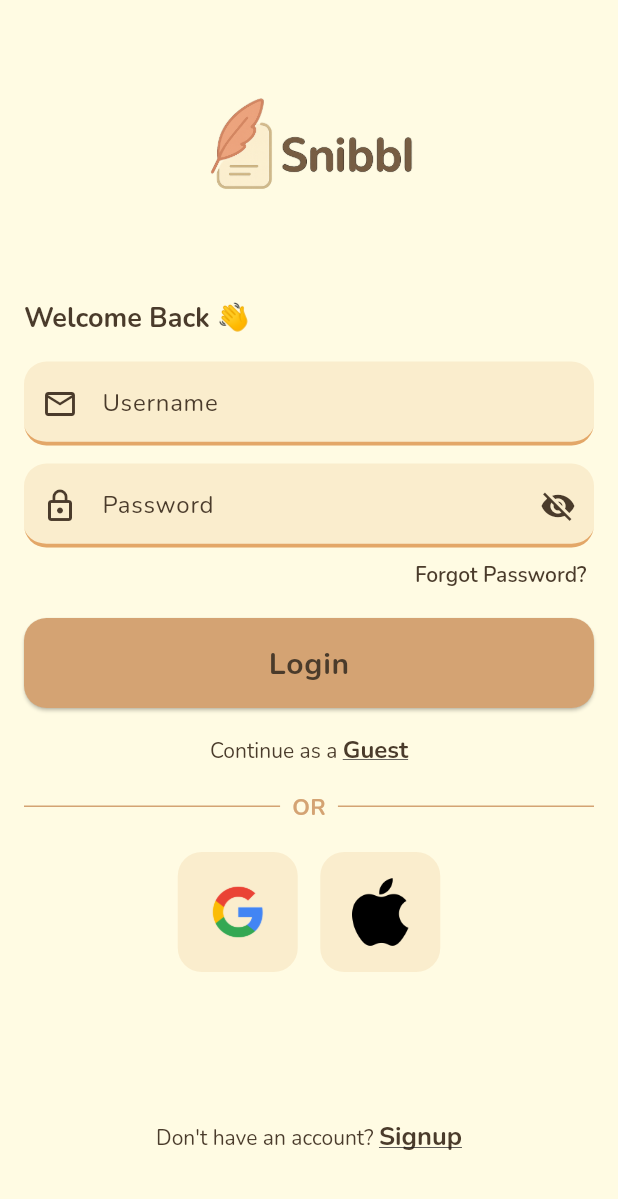
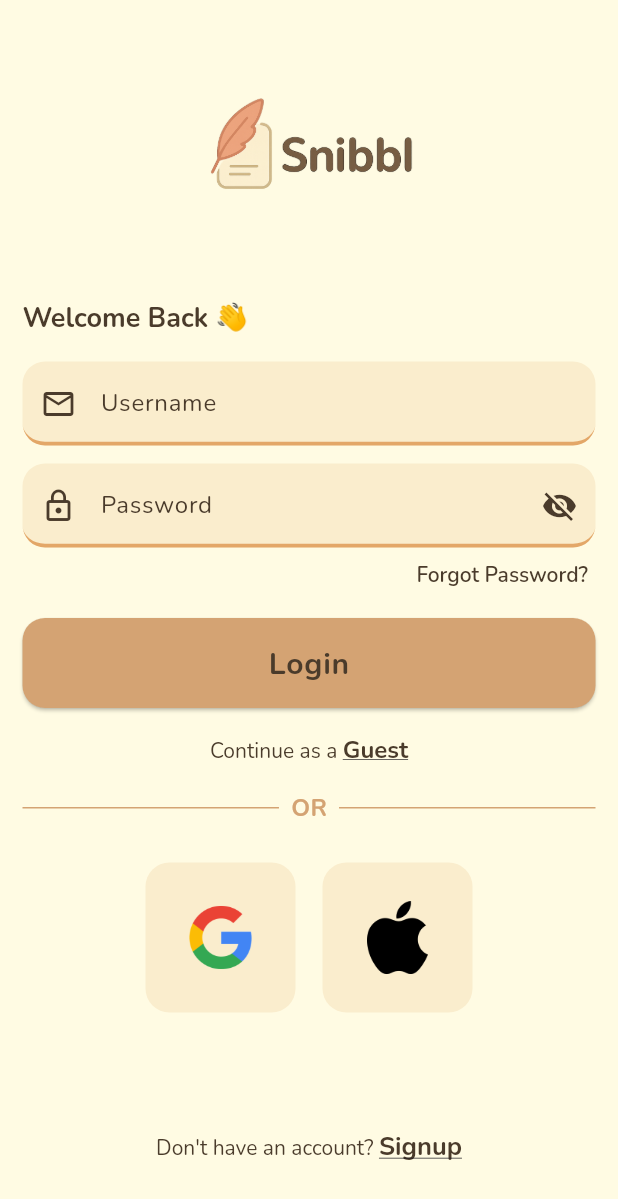
Before and after one commit to gaara40/snibbl, a Flutter app: the screen it shows after launch, on a phone screen of 412 x 824 dp. Shown: the top 1199 px of the screen. Run offline on Flutter 3.47's test engine with Material 3 defaults, Android fonts, the light colour scheme and no system bars; our stand-ins replace firebase_auth, firebase_core, google_fonts; accounts and stored records are empty.

Commit message:
Fixed login screen layout

```diff
--- a/lib/components/social_login_button.dart
+++ b/lib/components/social_login_button.dart
@@ -16,13 +16,13 @@ class SocialLoginButton extends StatelessWidget {
     return GestureDetector(
       onTap: onTap,
       child: Container(
-        width: 80,
-        height: 80,
+        width: 100,
+        height: 100,
         decoration: BoxDecoration(
           borderRadius: BorderRadius.circular(16),
           color: AppTheme.secondaryColor,
         ),
-        child: Center(child: Image.asset(logoAssetPath, height: 60)),
+        child: Center(child: Image.asset(logoAssetPath, height: 65)),
       ),
     );
   }
--- a/lib/screens/login_screen.dart
+++ b/lib/screens/login_screen.dart
@@ -24,9 +24,10 @@ class _LoginScreenState extends State<LoginScreen> {
       body: SafeArea(
         child: SingleChildScrollView(
           child: Padding(
-            padding: EdgeInsets.all(10),
+            padding: EdgeInsets.symmetric(horizontal: 15, vertical: 10),
             child: Column(
-              mainAxisAlignment: MainAxisAlignment.center,
+              mainAxisAlignment: MainAxisAlignment.spaceBetween,
+              crossAxisAlignment: CrossAxisAlignment.stretch,
               children: [
                 //LOGO
                 SizedBox(
@@ -41,11 +42,6 @@ class _LoginScreenState extends State<LoginScreen> {
                 SizedBox(height: 10),
 
                 //WELCOME BACK MESSAGE
-                Padding(
-                  padding: EdgeInsets.symmetric(horizontal: 6),
-                  child: Column(
-                    crossAxisAlignment: CrossAxisAlignment.stretch,
-                    children: [
                 Text(
                   'Welcome Back 👋',
                   style: theme.textTheme.headlineMedium?.copyWith(
@@ -76,9 +72,7 @@ class _LoginScreenState extends State<LoginScreen> {
                               color: AppTheme.onSecondaryColor,
                             ),
                           ),
-                                labelStyle: TextStyle(
-                                  color: AppTheme.onPrimaryColor,
-                                ),
+                          labelStyle: TextStyle(color: AppTheme.onPrimaryColor),
                           labelText: 'Username',
                           prefixIcon: Icon(Icons.email_outlined),
                           prefixIconColor: AppTheme.onPrimaryColor,
@@ -106,9 +100,7 @@ class _LoginScreenState extends State<LoginScreen> {
                               color: AppTheme.onSecondaryColor,
                             ),
                           ),
-                                labelStyle: TextStyle(
-                                  color: AppTheme.onPrimaryColor,
-                                ),
+                          labelStyle: TextStyle(color: AppTheme.onPrimaryColor),
                           labelText: 'Password',
                           prefixIcon: Icon(
                             Icons.lock_outline,
@@ -141,8 +133,7 @@ class _LoginScreenState extends State<LoginScreen> {
                             },
                             child: Text(
                               'Forgot Password?',
-                                    style: theme.textTheme.displaySmall
-                                        ?.copyWith(
+                              style: theme.textTheme.displaySmall?.copyWith(
                                 fontSize: 14,
                                 fontWeight: FontWeight.w600,
                               ),
@@ -200,8 +191,7 @@ class _LoginScreenState extends State<LoginScreen> {
                                   ..onTap = () {
                                     //goto guest screen/ home screen
                                   },
-                                  style: theme.textTheme.displayMedium
-                                      ?.copyWith(
+                            style: theme.textTheme.displayMedium?.copyWith(
                               fontWeight: FontWeight.bold,
                               fontSize: 16,
                               decoration: TextDecoration.underline,
@@ -238,7 +228,7 @@ class _LoginScreenState extends State<LoginScreen> {
                         style: theme.textTheme.bodyMedium?.copyWith(
                           color: AppTheme.primaryColor,
                           fontWeight: FontWeight.bold,
-                                fontSize: 15,
+                          fontSize: 16,
                         ),
                       ),
                     ),
@@ -252,7 +242,7 @@ class _LoginScreenState extends State<LoginScreen> {
                   ],
                 ),
 
-                      SizedBox(height: 20),
+                SizedBox(height: 25),
 
                 Row(
                   mainAxisAlignment: MainAxisAlignment.center,
@@ -266,7 +256,7 @@ class _LoginScreenState extends State<LoginScreen> {
                       },
                     ),
 
-                          SizedBox(width: 15),
+                    SizedBox(width: 18),
 
                     //APPLE SIGN-IN
                     SocialLoginButton(
@@ -279,10 +269,12 @@ class _LoginScreenState extends State<LoginScreen> {
                   ],
                 ),
 
-                      SizedBox(height: 100),
+                SizedBox(height: 80),
 
                 //NEW USER SIGNUP
-                      Center(
+                Padding(
+                  padding: const EdgeInsets.only(bottom: 18),
+                  child: Center(
                     child: Text.rich(
                       TextSpan(
                         text: "Don't have an account? ",
@@ -307,9 +299,6 @@ class _LoginScreenState extends State<LoginScreen> {
                       ),
                     ),
                   ),
-                      SizedBox(height: 20),
-                    ],
-                  ),
                 ),
               ],
             ),
```
Lines whose indentation alone changed are shown as unchanged.
